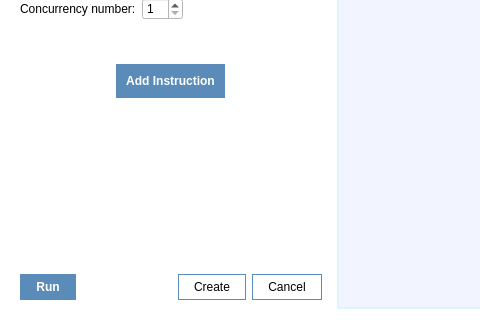
Old version of the form ui/Test_v2.ui in the repository DaniCaballero/ide; both pictures show x 0 to 480 and y 159 to 479 of the 802 by 479 pixel window.
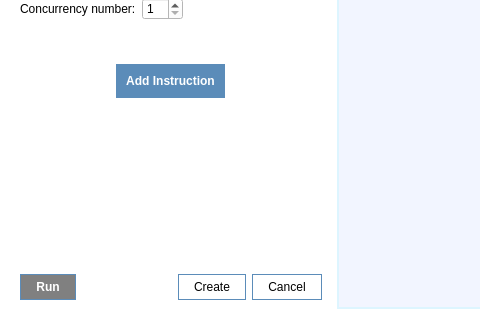
New version of the form.

```diff
--- a/ui/Test_v2.ui
+++ b/ui/Test_v2.ui
@@ -276,6 +276,9 @@
        <layout class="QHBoxLayout" name="horizontalLayout_4">
         <item>
          <widget class="QPushButton" name="run_test_btn">
+          <property name="enabled">
+           <bool>false</bool>
+          </property>
           <property name="styleSheet">
            <string notr="true">#run_test_btn {
 border: 1px solid #5b8cb9;
@@ -287,6 +290,10 @@
 
 #run_test_btn::hover{
 background-color: #517da6
+}
+
+#run_test_btn::disabled {
+background-color: grey;
 }</string>
           </property>
           <property name="text">
```
